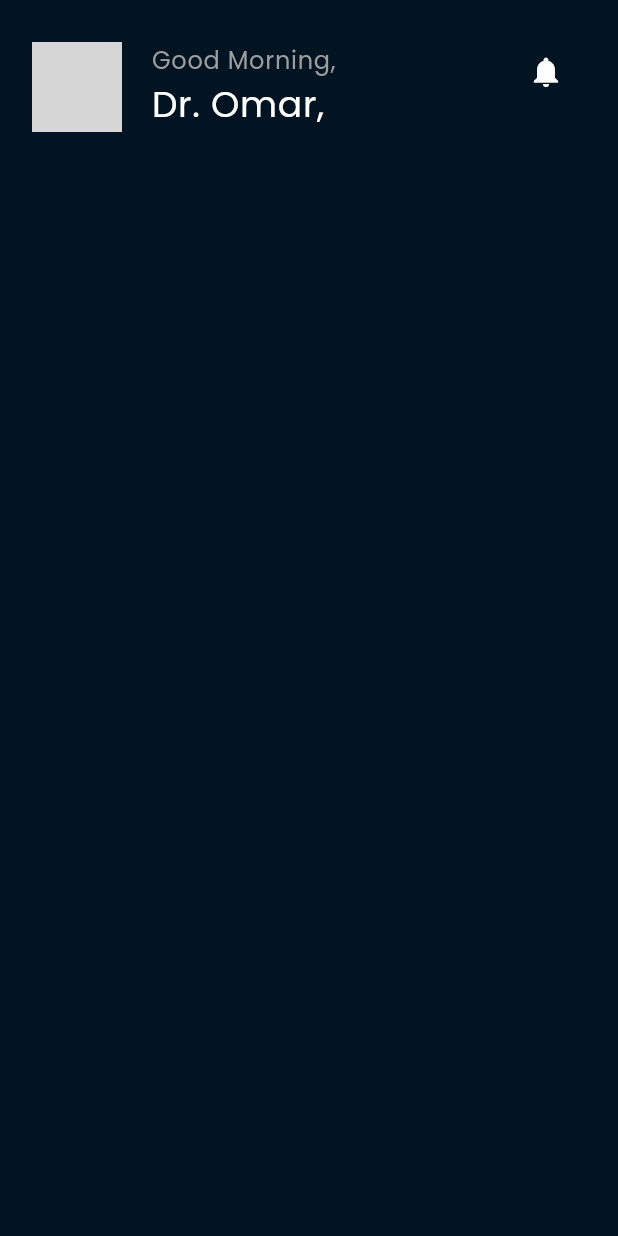
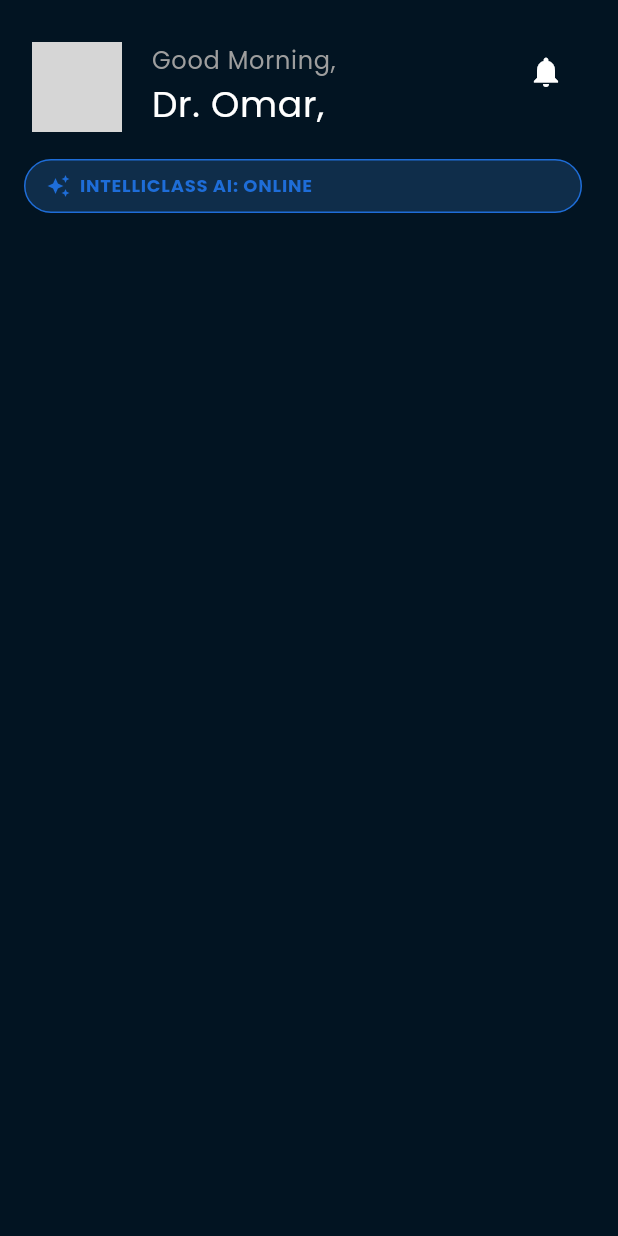
Before and after one commit to inteliiclass/InteliiClassApp, a Flutter app: the Instructordashborad screen opened by its route, on a phone screen of 412 x 824 dp. Run offline on Flutter 3.47's test engine with Material 3 defaults, Android fonts, the phone set to English and light mode, and no system bars; our stand-ins replace google_fonts; grey boxes are pictures that could not be loaded.

Commit message:
Second Part of Instructor Dashboard

```diff
--- a/lib/screens/instructordashborad.dart
+++ b/lib/screens/instructordashborad.dart
@@ -49,8 +49,43 @@ class _InstructordashboradState extends State<Instructordashborad> {
                   ),
                 ),
                 Spacer(),
-                Container(alignment: Alignment.bottomRight,child: IconButton(onPressed: (){}, icon: Icon(Icons.notifications,color: Colors.white,),))
+                Container(
+                  alignment: Alignment.bottomRight,
+                  child: IconButton(
+                    onPressed: () {},
+                    icon: Icon(Icons.notifications, color: Colors.white),
+                  ),
+                ),
               ],
+            ),
+          ),
+          ListTile(
+            title: Container(
+              padding: EdgeInsets.symmetric(horizontal: 14, vertical: 8),
+              decoration: BoxDecoration(
+                color: Color(0xFF0F2D4A),
+                borderRadius: BorderRadius.circular(22),
+                border: Border.all(color: Color(0xFF1E6DD8), width: 1),
+              ),
+              child: Row(
+                mainAxisSize: MainAxisSize.min,
+                children: [
+                  Icon(
+                    Icons.auto_awesome,
+                    color: const Color(0xFF1E6DD8),
+                    size: 16,
+                  ),
+                  const SizedBox(width: 6),
+                  Text(
+                    "INTELLICLASS AI: ONLINE",
+                    style: GoogleFonts.poppins(
+                      color: const Color(0xFF1E6DD8),
+                      fontWeight: FontWeight.bold,
+                      fontSize: 12,
+                    ),
+                  ),
+                ],
+              ),
             ),
           ),
         ],
```
